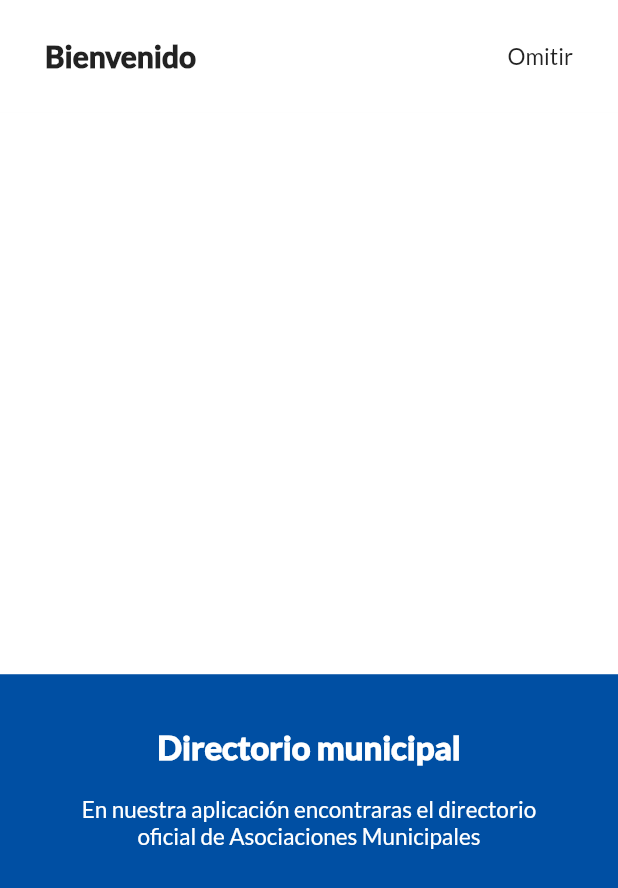
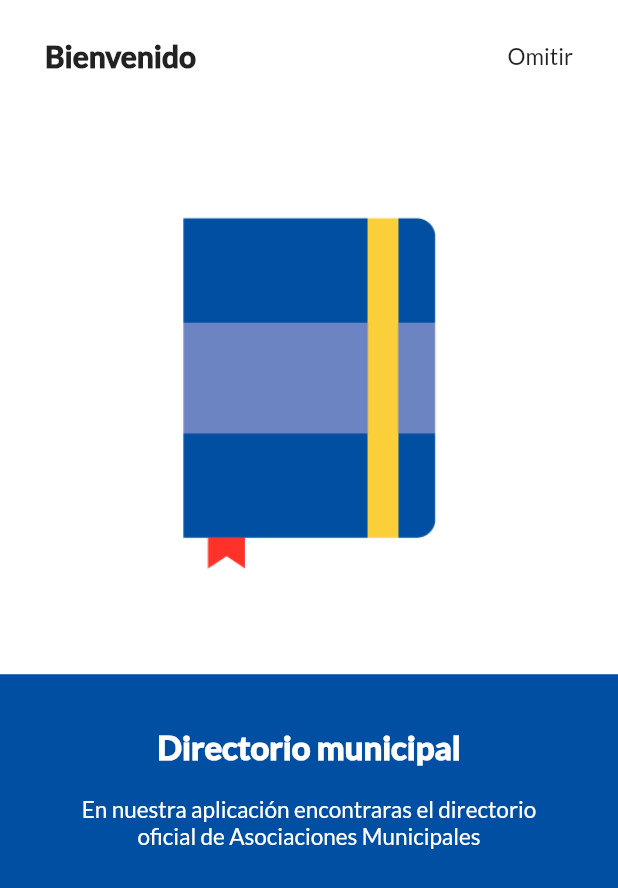
Before and after one commit to DarkAstaroth/FAM-Bolivia, a Flutter app: the screen it shows after launch, on a phone screen of 412 x 824 dp. Shown: the top 888 px of the screen. Run offline on Flutter 3.47's test engine with Material 2 defaults, Android fonts, the phone set to English and light mode, and no system bars.

Commit message:
se agregaron las imagenes a cada pagina del page view

```diff
--- a/lib/onboarding/Data/onboarding-page-data.dart
+++ b/lib/onboarding/Data/onboarding-page-data.dart
@@ -1,7 +1,7 @@
 import 'package:fam_bolivia/onboarding/Model/onboarding-page-model.dart';
 
 List<OnboardingPageModel> onboardingData=[
-  OnboardingPageModel(1, 'Directorio municipal', "En nuestra aplicación encontraras el directorio oficial de Asociaciones Municipales"),
-  OnboardingPageModel(2, 'Busqueda facil', "Encuentra una asociación facilmente en todos los departamentos, provincias y municipios"),
-  OnboardingPageModel(3, 'Contactos', "Tendras a tu disposición los contactos de todos los alcaldes municipales y su informacion de contacto"),
+  OnboardingPageModel(1, 'Directorio municipal', "En nuestra aplicación encontraras el directorio oficial de Asociaciones Municipales","assets/images/img1.png"),
+  OnboardingPageModel(2, 'Busqueda facil', "Encuentra una asociación facilmente en todos los departamentos, provincias y municipios","assets/images/img2.png"),
+  OnboardingPageModel(3, 'Contactos', "Tendras a tu disposición los contactos de todos los alcaldes municipales y su informacion de contacto","assets/images/img3.png"),
 ];
--- a/lib/onboarding/Model/onboarding-page-model.dart
+++ b/lib/onboarding/Model/onboarding-page-model.dart
@@ -3,5 +3,6 @@ class OnboardingPageModel{
   final int pageNumber;
   final String titulo;
   final String descripcion;
-  OnboardingPageModel(this.pageNumber,this.titulo,this.descripcion);
+  final String pathImg;
+  OnboardingPageModel(this.pageNumber,this.titulo,this.descripcion,this.pathImg);
 }
--- a/lib/onboarding/Screens/onboarding-page.dart
+++ b/lib/onboarding/Screens/onboarding-page.dart
@@ -24,7 +24,14 @@ class _OnboardingPage extends State<OnboardingPage>{
           ),
           Expanded(
             child: Container(
+              width: double.infinity,
               color: Colors.white,
+              child: Center(
+                child: Padding(
+                padding: EdgeInsets.all(40),
+                child: Image(image: AssetImage(widget.entry.pathImg),),
+              ),
+              )
             ),
           ),
           Expanded(
```
Also changed, not shown: pubspec.yaml (+4 -3 lines), assets/images/img1.png (added), assets/images/img2.png (added), assets/images/img3.png (added).
